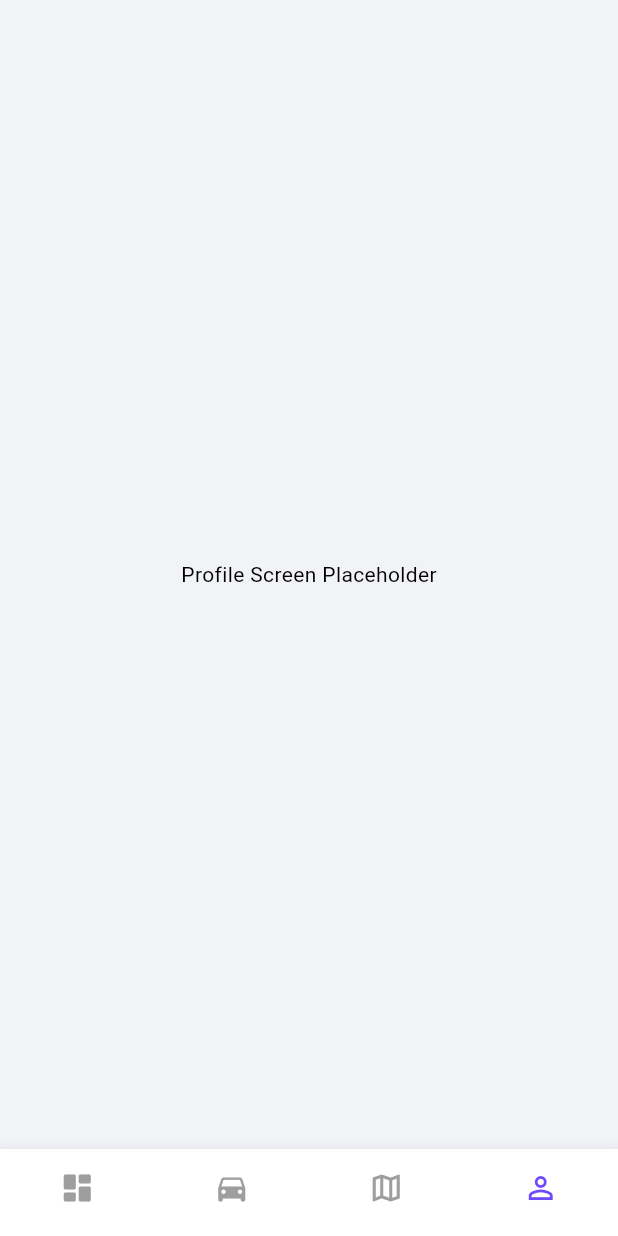
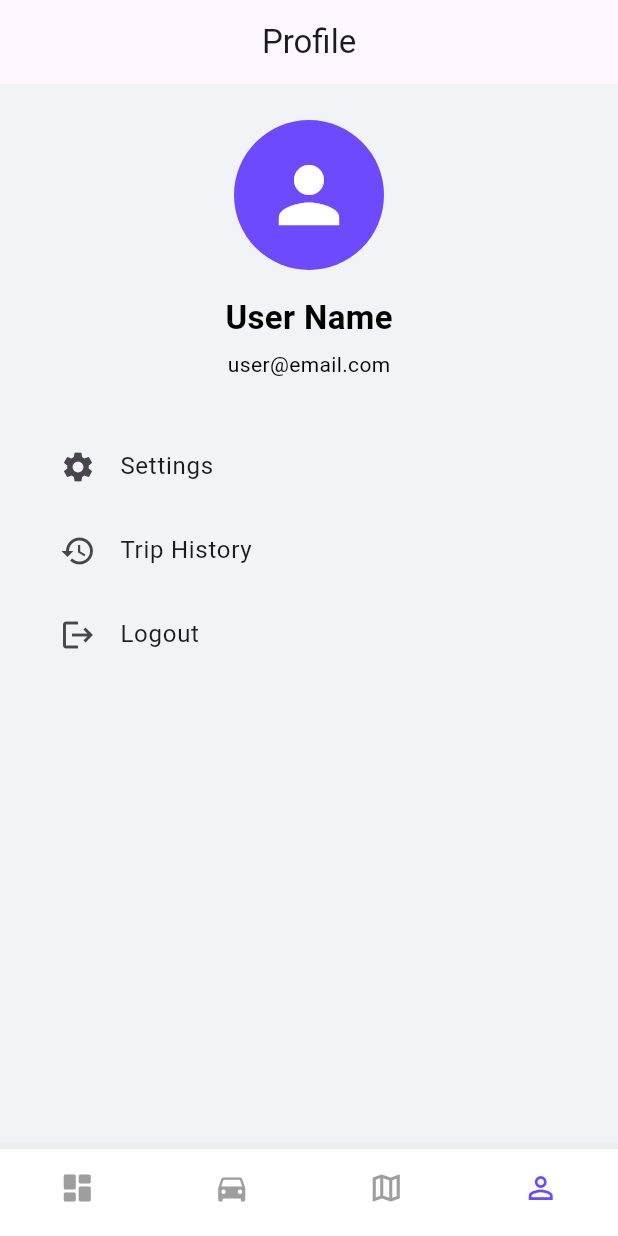
Before and after one commit to RKSAKETH/Car-Dashboard-Display, a Flutter app: the screen it shows after launch, item 4 of the bottom bar chosen, on a phone screen of 412 x 824 dp. Run offline on Flutter 3.47's test engine with Material 3 defaults, Android fonts, the phone set to English and light mode, and no system bars; network calls fail; Roboto replaces fonts that are missing (SansSerif).

Commit message:
main updated for maps

```diff
--- a/lib/main.dart
+++ b/lib/main.dart
@@ -1,5 +1,7 @@
 import 'package:flutter/material.dart';
 import 'controls_screen.dart'; // Import the file we created above
+import 'map_screen.dart';
+import 'profile_screen.dart';
 
 void main() {
   runApp(const ElechargeApp());
@@ -92,8 +94,8 @@ class _MainNavigationScaffoldState extends State<MainNavigationScaffold> {
       // Index 1: The Controls Screen (Imported from controls_screen.dart)
       const ControlsScreen(),
       // Index 2: Placeholders for other tabs
-      const Center(child: Text("Map Screen Placeholder")),
-      const Center(child: Text("Profile Screen Placeholder")),
+      const MapScreen(),
+      const ProfileScreen(),
     ];
 
     return Scaffold(
--- /dev/null
+++ b/lib/profile_screen.dart
@@ -0,0 +1,54 @@
+import 'package:flutter/material.dart';
+
+class ProfileScreen extends StatelessWidget {
+  const ProfileScreen({super.key});
+
+  @override
+  Widget build(BuildContext context) {
+    return Scaffold(
+      appBar: AppBar(title: const Text("Profile"), centerTitle: true),
+      body: Padding(
+        padding: const EdgeInsets.all(24),
+        child: Column(
+          children: [
+            // Profile Avatar
+            CircleAvatar(
+              radius: 50,
+              backgroundColor: Theme.of(context).primaryColor,
+              child: const Icon(Icons.person, size: 60, color: Colors.white),
+            ),
+            const SizedBox(height: 16),
+
+            // Name
+            const Text(
+              "User Name",
+              style: TextStyle(fontSize: 22, fontWeight: FontWeight.bold),
+            ),
+
+            const SizedBox(height: 6),
+            const Text("user@email.com"),
+
+            const SizedBox(height: 30),
+
+            // Options
+            ListTile(
+              leading: const Icon(Icons.settings),
+              title: const Text("Settings"),
+              onTap: () {},
+            ),
+            ListTile(
+              leading: const Icon(Icons.history),
+              title: const Text("Trip History"),
+              onTap: () {},
+            ),
+            ListTile(
+              leading: const Icon(Icons.logout),
+              title: const Text("Logout"),
+              onTap: () {},
+            ),
+          ],
+        ),
+      ),
+    );
+  }
+}
```
Also changed, not shown: assets/map_mock.png (added).
